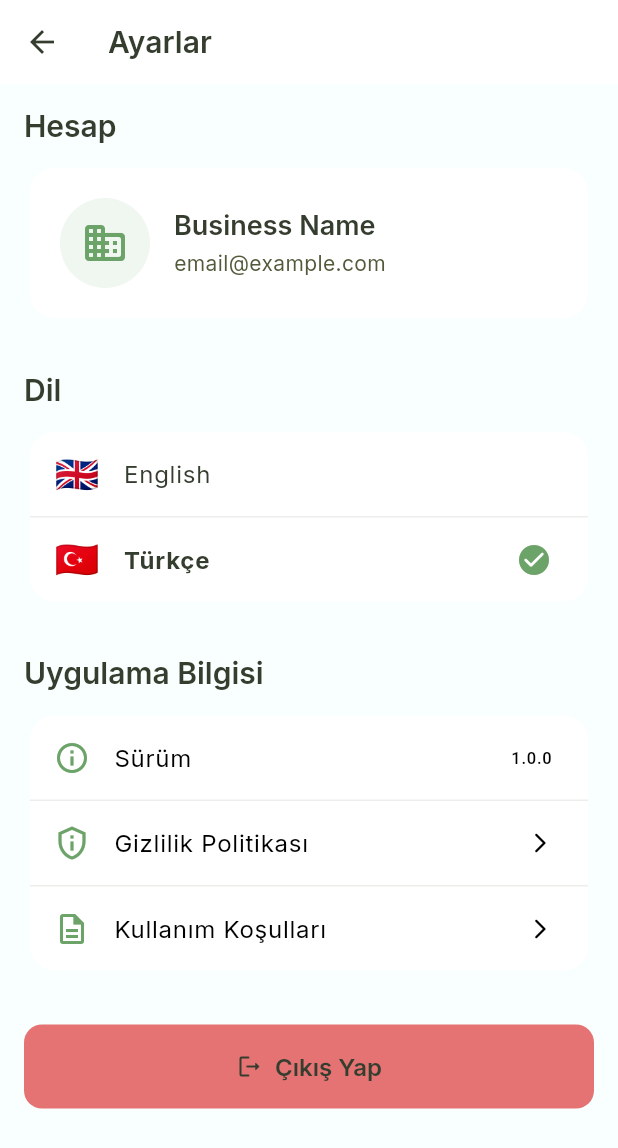
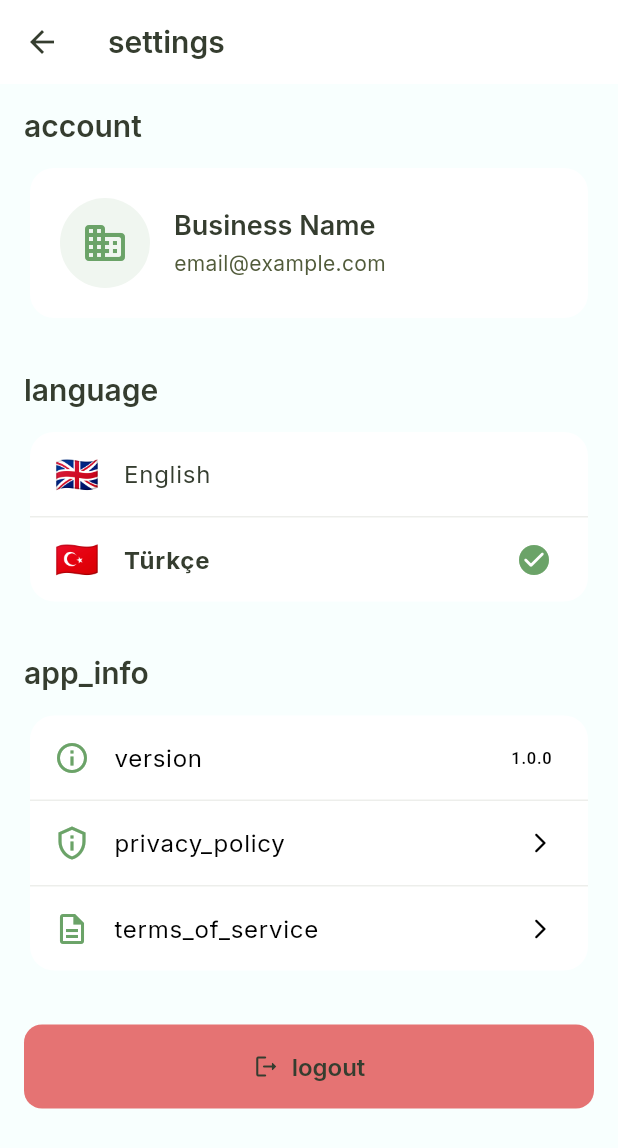
Before and after one commit to ridvanmsl/project, a Flutter app: the SettingsScreen screen opened directly, after a tap on "🇹🇷", on a phone screen of 412 x 824 dp. Shown: the top 1148 px of the screen. Run offline on Flutter 3.47's test engine with Material 3 defaults, Android fonts, the phone set to English and light mode, and no system bars; our stand-ins replace fl_chart, google_fonts, shared_preferences, sqflite; accounts and stored records are empty; network calls fail; statements that could not run were skipped.

```diff
--- a/business_review_app/lib/core/localization/app_localization.dart
+++ b/business_review_app/lib/core/localization/app_localization.dart
@@ -2,7 +2,6 @@
 class AppLocalization {
   static const Map<String, Map<String, String>> _localizedValues = {
     'en': {
-      // General
       'app_name': 'Business Analytics',
       'welcome': 'Welcome',
       'logout': 'Logout',
@@ -17,7 +16,6 @@ class AppLocalization {
       'terms_of_service': 'Terms of Service',
       'logout_confirm': 'Are you sure you want to logout?',
 
-      // Login Screen
       'login_title': 'Welcome Back',
       'login_subtitle': 'Sign in to your business account',
       'email': 'Email',
@@ -27,7 +25,6 @@ class AppLocalization {
       'email_hint': 'Enter your email',
       'password_hint': 'Enter your password',
 
-      // Dashboard
       'dashboard': 'Dashboard',
       'reviews': 'Reviews',
       'analytics': 'Analytics',
@@ -40,14 +37,12 @@ class AppLocalization {
       'recent_reviews': 'Recent Reviews',
       'view_all': 'View All',
 
-      // Reviews Screen
       'all_reviews': 'All Reviews',
       'search_reviews': 'Search reviews...',
       'filter': 'Filter',
       'sort': 'Sort',
       'no_reviews': 'No reviews found',
 
-      // Review Detail
       'review_detail': 'Review Details',
       'sentiment_analysis': 'Sentiment Analysis',
       'aspects': 'Aspects',
@@ -59,12 +54,10 @@ class AppLocalization {
       'review': 'Review',
       'overall_sentiment': 'Overall Sentiment',
 
-      // Sentiment Types
       'positive': 'Positive',
       'negative': 'Negative',
       'neutral': 'Neutral',
 
-      // Categories
       'food_quality': 'Food Quality',
       'service_general': 'Service',
       'ambience_general': 'Ambience',
@@ -75,92 +68,12 @@ class AppLocalization {
       'room_amenities': 'Room Amenities',
       'facilities_general': 'Facilities',
 
-      // Time
       'today': 'Today',
       'yesterday': 'Yesterday',
       'days_ago': 'days ago',
       'weeks_ago': 'weeks ago',
     },
-    'tr': {
-      // General
-      'app_name': 'İşletme Analizi',
-      'welcome': 'Hoş Geldiniz',
-      'logout': 'Çıkış Yap',
-      'settings': 'Ayarlar',
-      'language': 'Dil',
-      'save': 'Kaydet',
-      'cancel': 'İptal',
-      'account': 'Hesap',
-      'app_info': 'Uygulama Bilgisi',
-      'version': 'Sürüm',
-      'privacy_policy': 'Gizlilik Politikası',
-      'terms_of_service': 'Kullanım Koşulları',
-      'logout_confirm': 'Çıkış yapmak istediğinizden emin misiniz?',
 
-      // Login Screen
-      'login_title': 'Tekrar Hoş Geldiniz',
-      'login_subtitle': 'İşletme hesabınıza giriş yapın',
-      'email': 'E-posta',
-      'password': 'Şifre',
-      'login': 'Giriş Yap',
-      'forgot_password': 'Şifremi Unuttum?',
-      'email_hint': 'E-posta adresinizi girin',
-      'password_hint': 'Şifrenizi girin',
-
-      // Dashboard
-      'dashboard': 'Ana Sayfa',
-      'reviews': 'Yorumlar',
-      'analytics': 'Analitik',
-      'overview': 'Genel Bakış',
-      'total_reviews': 'Toplam Yorum',
-      'positive_reviews': 'Olumlu',
-      'negative_reviews': 'Olumsuz',
-      'neutral_reviews': 'Nötr',
-      'sentiment_distribution': 'Duygu Dağılımı',
-      'recent_reviews': 'Son Yorumlar',
-      'view_all': 'Tümünü Gör',
-
-      // Reviews Screen
-      'all_reviews': 'Tüm Yorumlar',
-      'search_reviews': 'Yorum ara...',
-      'filter': 'Filtrele',
-      'sort': 'Sırala',
-      'no_reviews': 'Yorum bulunamadı',
-
-      // Review Detail
-      'review_detail': 'Yorum Detayı',
-      'sentiment_analysis': 'Duygu Analizi',
-      'aspects': 'Yönler',
-      'category': 'Kategori',
-      'sentiment': 'Duygu',
-      'aspect_term': 'Yön Terimi',
-      'date': 'Tarih',
-      'rating': 'Değerlendirme',
-      'review': 'Yorum',
-      'overall_sentiment': 'Genel Duygu',
-
-      // Sentiment Types
-      'positive': 'Olumlu',
-      'negative': 'Olumsuz',
-      'neutral': 'Nötr',
-
-      // Categories
-      'food_quality': 'Yemek Kalitesi',
-      'service_general': 'Hizmet',
-      'ambience_general': 'Ortam',
-      'price': 'Fiyat',
-      'location_general': 'Konum',
-      'restaurant_general': 'Genel',
-      'hotel_general': 'Genel',
-      'room_amenities': 'Oda Olanakları',
-      'facilities_general': 'Tesisler',
-
-      // Time
-      'today': 'Bugün',
-      'yesterday': 'Dün',
-      'days_ago': 'gün önce',
-      'weeks_ago': 'hafta önce',
-    },
   };
 
   static String translate(String key, String languageCode) {
--- a/business_review_app/lib/core/theme/app_colors.dart
+++ b/business_review_app/lib/core/theme/app_colors.dart
@@ -3,30 +3,25 @@ import 'package:flutter/material.dart';
 /// Application color palette based on provided colors
 /// E6FAFC, 9CFC97, 6BA368, 515B3A, 353D2F
 class AppColors {
-  // Primary Colors from palette
-  static const Color lightCyan = Color(0xFFE6FAFC);      // E6FAFC
-  static const Color lightGreen = Color(0xFF9CFC97);     // 9CFC97
-  static const Color mediumGreen = Color(0xFF6BA368);    // 6BA368
-  static const Color darkOlive = Color(0xFF515B3A);      // 515B3A
-  static const Color darkGray = Color(0xFF353D2F);       // 353D2F
+  static const Color lightCyan = Color(0xFFE6FAFC);
+  static const Color lightGreen = Color(0xFF9CFC97);
+  static const Color mediumGreen = Color(0xFF6BA368);
+  static const Color darkOlive = Color(0xFF515B3A);
+  static const Color darkGray = Color(0xFF353D2F);
 
-  // Application Theme Colors
-  static const Color primary = mediumGreen;              // Main brand color
-  static const Color secondary = lightGreen;             // Secondary actions
-  static const Color tertiary = lightCyan;               // Backgrounds, highlights
-  static const Color background = Color(0xFFF8FFFE);     // Very light background
-  static const Color surface = Colors.white;             // Cards, surfaces
+  static const Color primary = mediumGreen;
+  static const Color secondary = lightGreen;
+  static const Color tertiary = lightCyan;
+  static const Color background = Color(0xFFF8FFFE);
+  static const Color surface = Colors.white;
 
-  // Text Colors
-  static const Color textPrimary = darkGray;             // Primary text
-  static const Color textSecondary = darkOlive;          // Secondary text
+  static const Color textPrimary = darkGray;
+  static const Color textSecondary = darkOlive;
 
-  // Sentiment Colors
-  static const Color positive = Color(0xFF6BA368);       // Positive sentiment
-  static const Color negative = Color(0xFFE57373);       // Negative sentiment
-  static const Color neutral = Color(0xFFFFB74D);        // Neutral sentiment
+  static const Color positive = Color(0xFF6BA368);
+  static const Color negative = Color(0xFFE57373);
+  static const Color neutral = Color(0xFFFFB74D);
 
-  // Status Colors
   static const Color success = mediumGreen;
   static const Color warning = Color(0xFFFFB74D);
   static const Color error = Color(0xFFE57373);
--- a/business_review_app/lib/core/theme/app_theme.dart
+++ b/business_review_app/lib/core/theme/app_theme.dart
@@ -5,7 +5,6 @@ import 'app_colors.dart';
 /// Application theme configuration
 class AppTheme {
   static ThemeData get lightTheme {
-    // Fallback text theme with system fonts
     final fallbackTextTheme = const TextTheme(
       displayLarge: TextStyle(
         fontSize: 32,
@@ -48,7 +47,6 @@ class AppTheme {
       ),
       scaffoldBackgroundColor: AppColors.background,
 
-      // Text Theme with fallback
       textTheme: GoogleFonts.interTextTheme(fallbackTextTheme).copyWith(
         displayLarge: GoogleFonts.inter(
           fontSize: 32,
@@ -87,7 +85,6 @@ class AppTheme {
         ),
       ),
 
-      // AppBar Theme
       appBarTheme: AppBarTheme(
         elevation: 0,
         backgroundColor: AppColors.surface,
@@ -99,7 +96,6 @@ class AppTheme {
         ),
       ),
 
-      // Card Theme
       cardTheme: CardThemeData(
         elevation: 0,
         shape: RoundedRectangleBorder(
@@ -108,7 +104,6 @@ class AppTheme {
         color: AppColors.surface,
       ),
 
-      // Elevated Button Theme
       elevatedButtonTheme: ElevatedButtonThemeData(
         style: ElevatedButton.styleFrom(
           backgroundColor: AppColors.primary,
@@ -125,7 +120,6 @@ class AppTheme {
         ),
       ),
 
-      // Input Decoration Theme
       inputDecorationTheme: InputDecorationTheme(
         filled: true,
         fillColor: AppColors.surface,
--- a/business_review_app/lib/main.dart
+++ b/business_review_app/lib/main.dart
@@ -4,6 +4,7 @@ import 'package:provider/provider.dart';
 import 'core/theme/app_theme.dart';
 import 'providers/language_provider.dart';
 import 'providers/auth_provider.dart';
+import 'providers/websocket_provider.dart';
 import 'screens/login/login_screen.dart';
 import 'screens/main/main_screen.dart';
 
@@ -21,6 +22,7 @@ class MyApp extends StatelessWidget {
       providers: [
         ChangeNotifierProvider(create: (_) => LanguageProvider()),
         ChangeNotifierProvider(create: (_) => AuthProvider()),
+        ChangeNotifierProvider(create: (_) => WebSocketProvider()),
       ],
       child: Consumer<LanguageProvider>(
         builder: (context, languageProvider, child) {
@@ -31,7 +33,6 @@ class MyApp extends StatelessWidget {
             locale: Locale(languageProvider.currentLanguage),
             supportedLocales: const [
               Locale('en'),
-              Locale('tr'),
             ],
             localizationsDelegates: const [
               GlobalMaterialLocalizations.delegate,
--- a/business_review_app/pubspec.yaml
+++ b/business_review_app/pubspec.yaml
@@ -33,6 +33,7 @@ dependencies:
 
   # Network
   http: ^1.1.0
+  web_socket_channel: ^2.4.0
 
 dev_dependencies:
   flutter_test:
```
Also changed, not shown: 1 other file.
